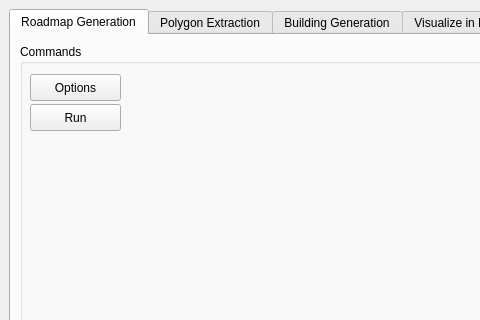
josauder/procedural_city_generation, file window.ui: the form before one commit; both pictures show x 0 to 480 and y 0 to 320 of the 1059 by 766 pixel window.
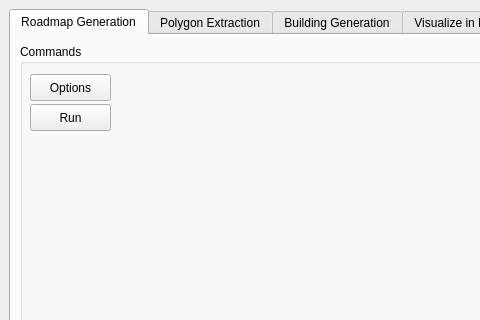
The form after the commit. Custom widgets are drawn as their Qt base class.

The edit to the form file:
```diff
--- a/window.ui
+++ b/window.ui
@@ -280,7 +280,7 @@
              <rect>
               <x>10</x>
               <y>30</y>
-              <width>91</width>
+              <width>81</width>
               <height>27</height>
              </rect>
             </property>
@@ -293,7 +293,7 @@
              <rect>
               <x>10</x>
               <y>60</y>
-              <width>91</width>
+              <width>81</width>
               <height>27</height>
              </rect>
             </property>
```
Left out of the diff: 12 changed lines with no effect on the pictures.
